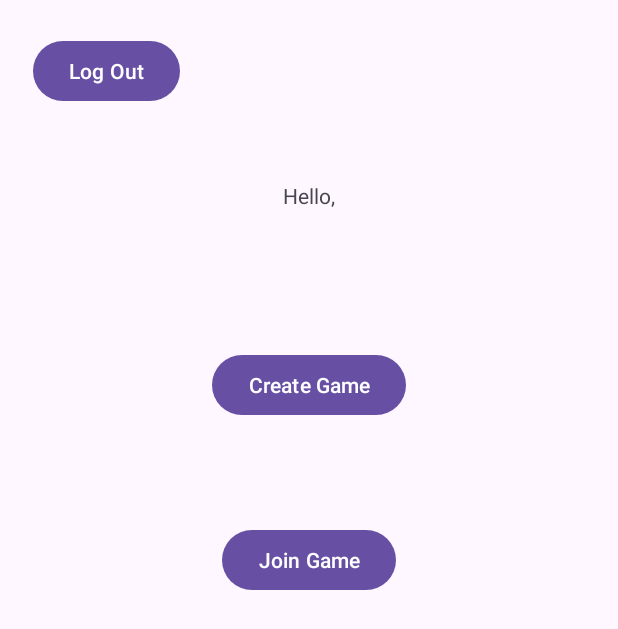
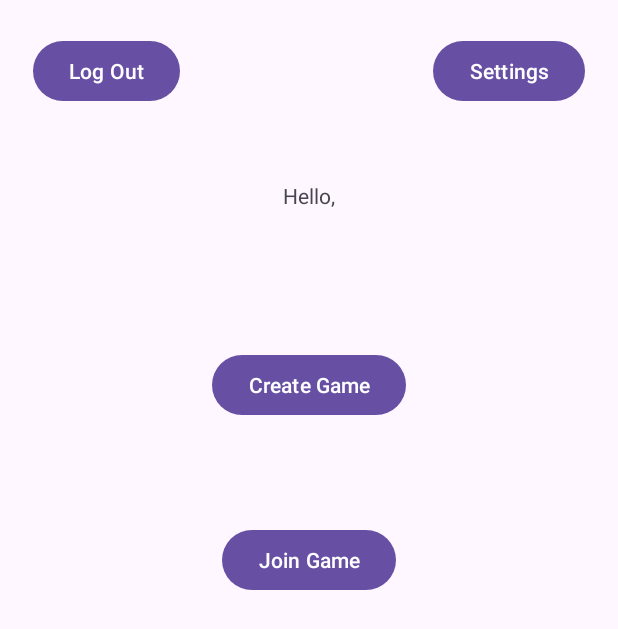
Before and after one commit to Parzivel-1/Cat-Or-Bread, an Android app: the MenuActivity screen opened directly, with no data from a screen before it, on a phone screen of 412 x 824 dp. Shown: the top 629 px of the screen. Run offline under Robolectric (Android 15) with nearby library versions, the phone set to English and light mode, and no system bars; our stand-ins replace Firebase (no records; nobody signed in at launch, a user with empty details on screens opened directly).

Commit message:
exit button, conncted attribute, logout button

```diff
--- a/app/src/main/AndroidManifest.xml
+++ b/app/src/main/AndroidManifest.xml
@@ -3,7 +3,6 @@
     xmlns:tools="http://schemas.android.com/tools">
 
     <application
-        android:testOnly="false"
         android:allowBackup="true"
         android:dataExtractionRules="@xml/data_extraction_rules"
         android:fullBackupContent="@xml/backup_rules"
@@ -11,8 +10,12 @@
         android:label="@string/app_name"
         android:roundIcon="@mipmap/ic_launcher_round"
         android:supportsRtl="true"
+        android:testOnly="false"
         android:theme="@style/Theme.CatOrBread"
         tools:targetApi="31">
+        <activity
+            android:name=".SettingsActivity"
+            android:exported="false" />
         <activity
             android:name=".ScoreBoardActivity"
             android:exported="false" />
--- a/app/src/main/res/layout/activity_menu.xml
+++ b/app/src/main/res/layout/activity_menu.xml
@@ -53,6 +53,19 @@
         app:layout_constraintVertical_bias="0.45" />
 
     <Button
+        android:id="@+id/settings"
+        android:layout_width="wrap_content"
+        android:layout_height="wrap_content"
+        android:onClick="clickLogOut"
+        android:text="Settings"
+        app:layout_constraintBottom_toBottomOf="parent"
+        app:layout_constraintEnd_toEndOf="parent"
+        app:layout_constraintStart_toStartOf="parent"
+        app:layout_constraintTop_toTopOf="parent"
+        app:layout_constraintVertical_bias="0.03"
+        app:layout_constraintHorizontal_bias="0.93" />
+
+    <Button
         android:id="@+id/logout"
         android:layout_width="wrap_content"
         android:layout_height="wrap_content"
```
Also changed, not shown: app/src/main/java/com/example/catorbread/SettingsActivity.java (added, +14 -0 lines), app/src/main/res/layout/activity_score_board.xml (+7 -8 lines), app/src/main/res/layout/activity_settings.xml (added, +19 -0 lines).
